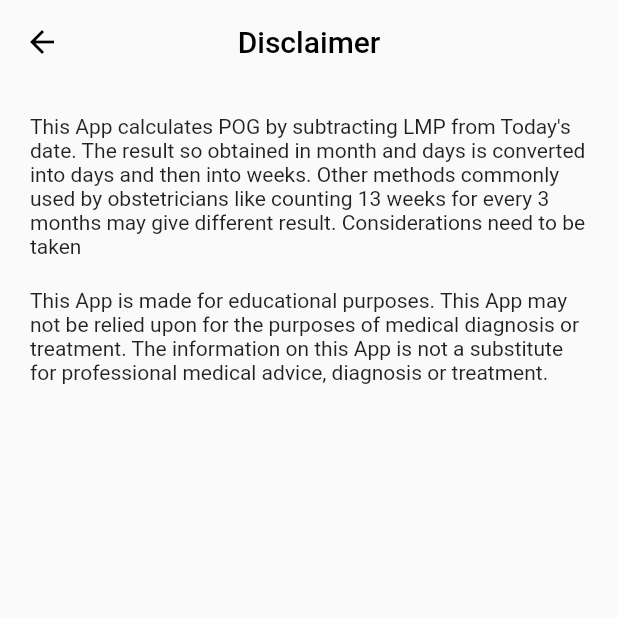
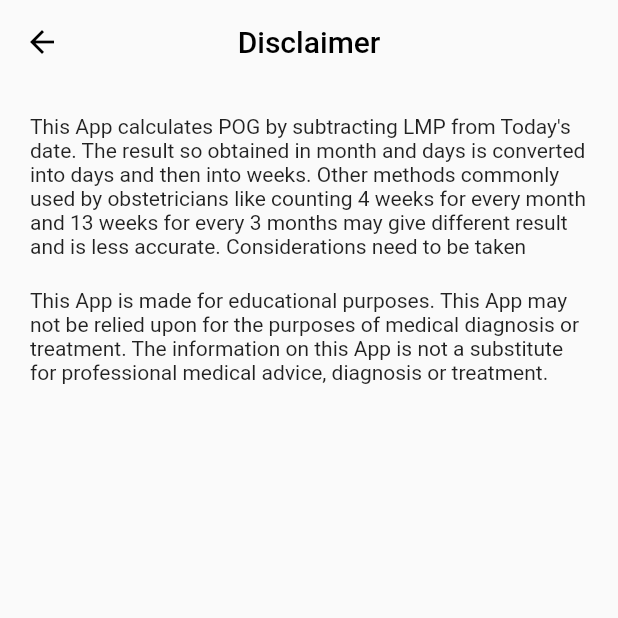
Before and after one commit to igaurab/edd, a Flutter app: the screen it shows after launch, in the side drawer, after a tap on "Disclaimer", on a phone screen of 412 x 824 dp, the top half of it. Run offline on Flutter 3.47's test engine with Material 2 defaults, Android fonts, the phone set to English and light mode, and no system bars; drawn by our look-alikes of flutter_form_builder; our stand-ins replace page_transition, shared_preferences.

Commit message:
Update disclaimer.dart

```diff
--- a/lib/screens/drawer/disclaimer.dart
+++ b/lib/screens/drawer/disclaimer.dart
@@ -2,7 +2,7 @@ import "package:flutter/material.dart";
 
 class Disclaimer extends StatelessWidget {
   final String text1 =
-      "This App calculates POG by subtracting LMP from Today's date. The result so obtained in month and days is converted into days and then into weeks. Other methods commonly used by obstetricians like counting 13 weeks for every 3 months may give different result. Considerations need to be taken";
+      "This App calculates POG by subtracting LMP from Today's date. The result so obtained in month and days is converted into days and then into weeks. Other methods commonly used by obstetricians like counting 4 weeks for every month and 13 weeks for every 3 months may give different result and is less accurate. Considerations need to be taken";
   final String text2 =
       "This App is made for educational purposes. This App may not be relied upon for the purposes of medical diagnosis or treatment. The information on this App is not a substitute for professional medical advice, diagnosis or treatment.";
   @override
```
